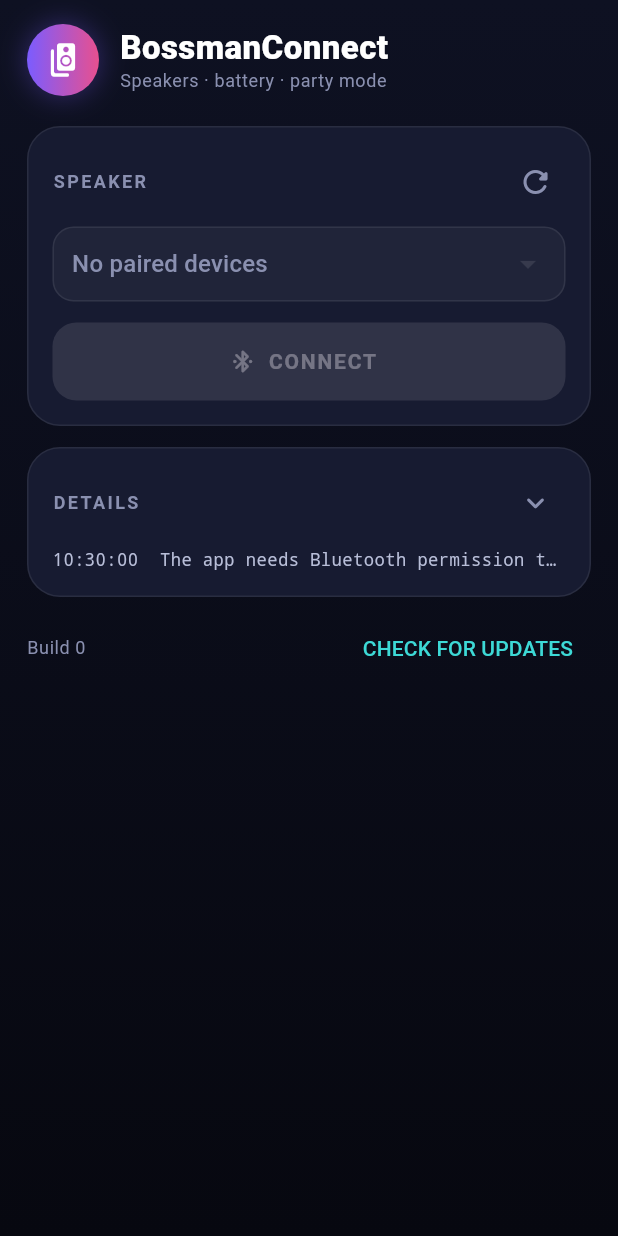
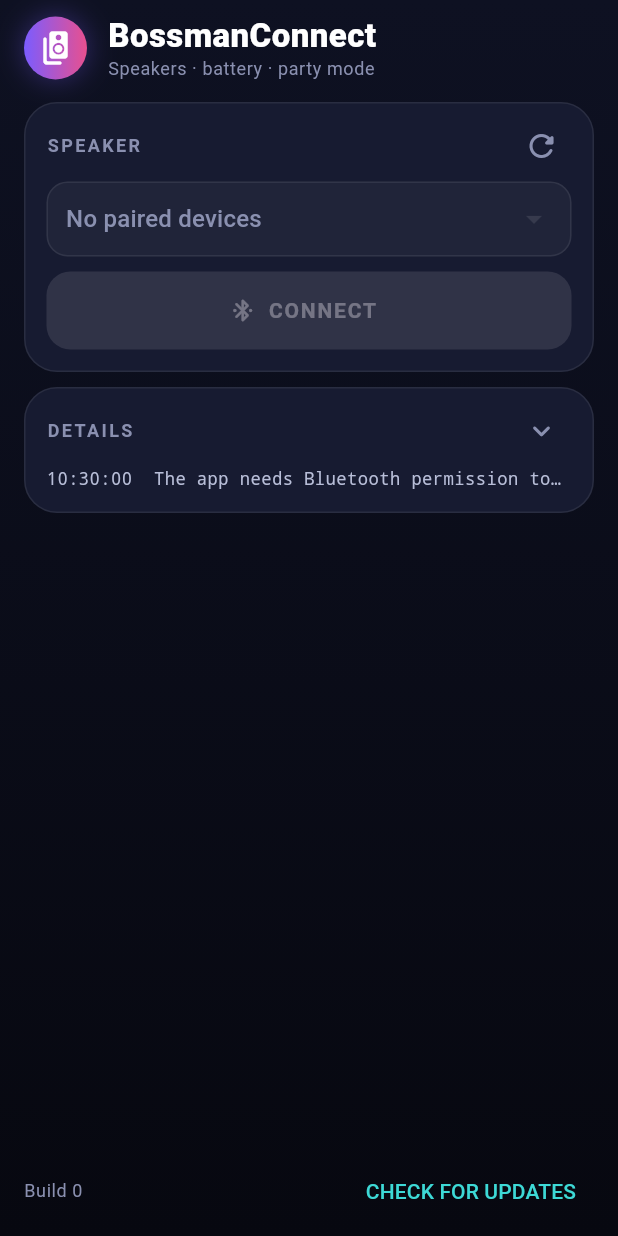
Before and after one commit to Oresonlig/BossmanConnect, a Flutter app: the screen it shows after launch, on a phone screen of 412 x 824 dp. Run offline on Flutter 3.47's test engine with Material 3 defaults, Android fonts, the phone set to English and light mode, and no system bars; missing offline and left inert: ota_update.

Commit message:
Fit the screen without scrolling when Details is closed
Tighter spacing (header, panels, PARTY button, battery ring). With Details
closed the cards sit in a FittedBox that scales down if a screen is still
too short, and the update row is pinned to the bottom; with Details open
the page scrolls as before.

Co-Authored-By: Claude Opus 5.5 <noreply@anthropic.com>
Claude-Session: https://claude.ai/code/session_01JCShhb9wxbocVKwu9RLauu

```diff
--- a/lib/main.dart
+++ b/lib/main.dart
@@ -422,21 +422,47 @@ class _HomePageState extends State<HomePage> {
           gradient: LinearGradient(begin: Alignment.topCenter, end: Alignment.bottomCenter, colors: [_bgTop, _bgBottom]),
         ),
         child: SafeArea(
-          child: ListView(
-            padding: const EdgeInsets.fromLTRB(18, 16, 18, 24),
-            children: [
+          child: LayoutBuilder(builder: (context, box) {
+            final cards = <Widget>[
               _header(),
-              const SizedBox(height: 20),
+              const SizedBox(height: 14),
               _speakerCard(),
               if (_conn?.bose ?? false) ...[
-                const SizedBox(height: 14),
+                const SizedBox(height: 10),
                 _partyCard(_conn!),
               ],
-              const SizedBox(height: 14),
+              const SizedBox(height: 10),
               _detailsCard(),
-              _updateRow(),
-            ],
-          ),
+            ];
+            const pad = EdgeInsets.fromLTRB(16, 10, 16, 6);
+            // Details öppen: vanlig scroll. Stängd: allt ryms på skärmen utan scroll (Niklas 2026-11-26) —
+            // FittedBox krymper vid behov i stället för att låta innehållet rinna över.
+            if (_showDetails) {
+              return ListView(padding: pad, children: [...cards, _updateRow()]);
+            }
+            return Padding(
+              padding: pad,
+              child: Column(
+                children: [
+                  Expanded(
+                    child: FittedBox(
+                      fit: BoxFit.scaleDown,
+                      alignment: Alignment.topCenter,
+                      child: SizedBox(
+                        width: box.maxWidth - pad.horizontal,
+                        child: Column(
+                          mainAxisSize: MainAxisSize.min,
+                          crossAxisAlignment: CrossAxisAlignment.stretch,
+                          children: cards,
+                        ),
+                      ),
+                    ),
+                  ),
+                  _updateRow(),
+                ],
+              ),
+            );
+          }),
         ),
       ),
     );
@@ -447,8 +473,8 @@ class _HomePageState extends State<HomePage> {
     return Row(
       children: [
         Container(
-          width: 48,
-          height: 48,
+          width: 42,
+          height: 42,
           decoration: BoxDecoration(
             shape: BoxShape.circle,
             gradient: const LinearGradient(colors: [_partyA, _partyB]),
@@ -471,7 +497,7 @@ class _HomePageState extends State<HomePage> {
 
   Widget _panel({required String title, required Widget child, Widget? trailing}) {
     return Container(
-      padding: const EdgeInsets.all(16),
+      padding: const EdgeInsets.fromLTRB(14, 10, 14, 14),
       decoration: BoxDecoration(
         color: _card,
         borderRadius: BorderRadius.circular(22),
@@ -480,7 +506,9 @@ class _HomePageState extends State<HomePage> {
       child: Column(
         crossAxisAlignment: CrossAxisAlignment.stretch,
         children: [
-          Row(
+          SizedBox(
+            height: 36,
+            child: Row(
             children: [
               Text(title,
                   style: Theme.of(context)
@@ -491,7 +519,8 @@ class _HomePageState extends State<HomePage> {
               if (trailing != null) trailing,
             ],
           ),
-          const SizedBox(height: 10),
+          ),
+          const SizedBox(height: 6),
           child,
         ],
       ),
@@ -568,7 +597,7 @@ class _HomePageState extends State<HomePage> {
                       }
                     }),
           ),
-          const SizedBox(height: 14),
+          const SizedBox(height: 10),
           if (c != null && c.address == _selected)
             Row(
               children: [
@@ -686,12 +715,12 @@ class _HomePageState extends State<HomePage> {
             ],
             onChanged: _busy != null ? null : (v) => setState(() => _partner = v),
           ),
-          const SizedBox(height: 14),
+          const SizedBox(height: 10),
           _PartyButton(
             busy: partying,
             onPressed: _partner == null || _busy != null ? null : () => _partyAction('party'),
           ),
-          const SizedBox(height: 8),
+          const SizedBox(height: 2),
           TextButton.icon(
             style: TextButton.styleFrom(foregroundColor: _muted),
             onPressed: _partner == null || _busy != null ? null : () => _partyAction('unlink'),
@@ -842,8 +871,8 @@ class _BatteryRing extends StatelessWidget {
   Widget build(BuildContext context) {
     final color = _batteryColor(level);
     return SizedBox(
-      width: 72,
-      height: 72,
+      width: 66,
+      height: 66,
       child: Stack(
         alignment: Alignment.center,
         children: [
@@ -940,7 +969,7 @@ class _PartyButton extends StatelessWidget {
             borderRadius: BorderRadius.circular(20),
             onTap: onPressed,
             child: SizedBox(
-              height: 76,
+              height: 64,
               child: Center(
                 child: busy
                     ? const Row(
```
